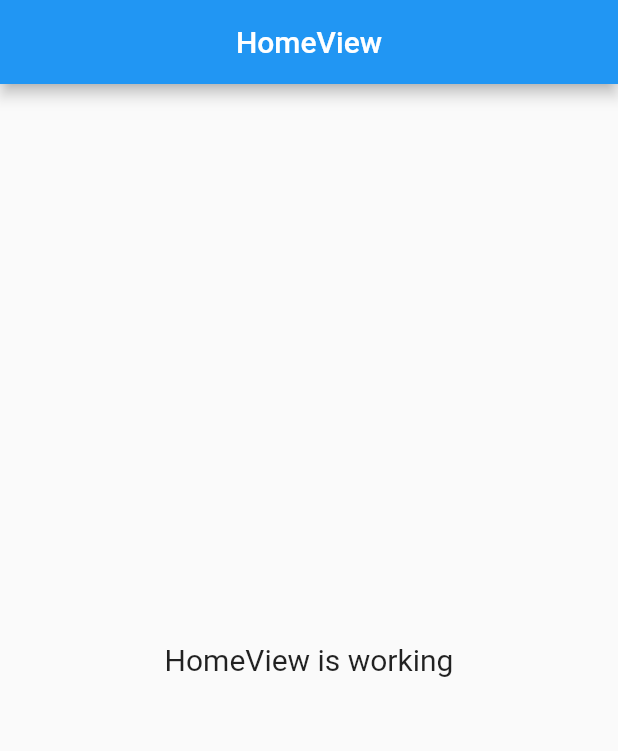
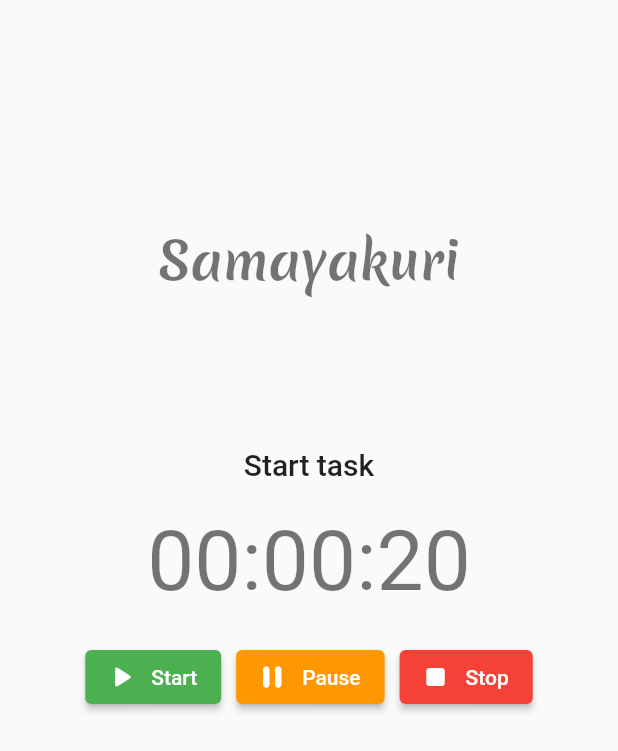
Before and after one commit to anoop-tm/samayakuri, a Flutter app: the screen it shows after launch, on a phone screen of 412 x 824 dp. Shown: the top 751 px of the screen. Run offline on Flutter 3.47's test engine with Material 2 defaults, Android fonts, the phone set to English and light mode, and no system bars; our stand-ins replace get.

Commit message:
Add home page layout

```diff
--- /dev/null
+++ b/lib/app/data/model/time_counter.dart
@@ -0,0 +1,49 @@
+class TimeCounter {
+  DateTime start = DateTime.now();
+  DateTime? end;
+
+  bool _isRunning = false;
+  bool get timerStarted {
+    return _isRunning;
+  }
+
+  int? _hour;
+  String get hour {
+    if (_hour == null && _isRunning == false) return '00';
+    return _hour.toString().padLeft(2, '0');
+  }
+
+  int? _minute;
+  String get minute {
+    if (_minute == null && _isRunning == false) return '00';
+    return _minute.toString().padLeft(2, '0');
+  }
+
+  int? _second;
+  String get second {
+    if (_second == null && _isRunning == false) return '00';
+    return _second.toString().padLeft(2, '0');
+  }
+
+  void calculateElapsedTime() {
+    try {
+      Duration duration = DateTime.now().difference(start);
+      String durationText =
+          duration.toString().split('.').first.padLeft(8, '0');
+      _hour = (int.parse(durationText.split(':')[0]));
+      _minute = (int.parse(durationText.split(':')[1]));
+      _second = (int.parse(durationText.split(':')[2]));
+    } catch (e) {
+      print('[calculateElapsedTime]\n${e.toString()}');
+    }
+  }
+
+  reset(bool flag) {
+    start = DateTime.now();
+    end = null;
+    _hour = 0;
+    _minute = 0;
+    _second = 0;
+    _isRunning = flag;
+  }
+}
--- /dev/null
+++ b/lib/app/data/provider/counter.dart
@@ -0,0 +1 @@
+class CounterSqlClient {}
--- a/lib/app/modules/home/home_binding.dart
+++ b/lib/app/modules/home/home_binding.dart
@@ -4,8 +4,6 @@ import 'package:samayakuri/app/modules/home/home_controller.dart';
 class HomeBinding extends Bindings {
   @override
   void dependencies() {
-    Get.lazyPut<HomeController>(
-      () => HomeController(),
-    );
+    Get.put(HomeController(), permanent: true);
   }
 }
--- a/lib/app/modules/home/home_controller.dart
+++ b/lib/app/modules/home/home_controller.dart
@@ -1,12 +1,14 @@
 import 'package:get/get.dart';
+import 'package:samayakuri/app/data/model/time_counter.dart';
 
 class HomeController extends GetxController {
-  //TODO: Implement HomeController
+  final timeCounter = TimeCounter().obs;
 
-  final count = 0.obs;
   @override
   void onInit() {
     super.onInit();
+
+    interval(timeCounter, (_) => {print("$_ has been changed")});
   }
 
   @override
@@ -16,5 +18,8 @@ class HomeController extends GetxController {
 
   @override
   void onClose() {}
-  void increment() => count.value++;
+
+  onStartClicked() {
+    timeCounter.value.reset(true);
+  }
 }
--- a/lib/app/modules/home/home_view.dart
+++ b/lib/app/modules/home/home_view.dart
@@ -8,15 +8,55 @@ class HomeView extends GetView<HomeController> {
   @override
   Widget build(BuildContext context) {
     return Scaffold(
-      appBar: AppBar(
-        title: Text('HomeView'),
-        centerTitle: true,
-      ),
-      body: Center(
-        child: Text(
-          'HomeView is working',
-          style: TextStyle(fontSize: 20),
-        ),
+      body: Column(
+        // mainAxisAlignment: MainAxisAlignment.center,
+        children: [
+          Flexible(
+            child: FractionallySizedBox(
+              heightFactor: .3,
+            ),
+          ),
+          Text(
+            'Samayakuri',
+            style: Get.textTheme.headline4?.copyWith(fontFamily: 'MeriendaOne'),
+          ),
+          SizedBox(height: 100),
+          Text('Start task', style: Get.textTheme.headline6),
+          SizedBox(height: 20),
+          Text('00:00:20', style: Get.textTheme.headline2),
+          SizedBox(height: 20),
+          Row(
+            mainAxisAlignment: MainAxisAlignment.center,
+            children: [
+              ElevatedButton.icon(
+                onPressed: () {},
+                icon: Icon(Icons.play_arrow_rounded),
+                label: Text('Start'),
+                style: ElevatedButton.styleFrom(
+                  primary: Colors.green,
+                ),
+              ),
+              SizedBox(width: 10),
+              ElevatedButton.icon(
+                onPressed: () {},
+                icon: Icon(Icons.pause_rounded),
+                label: Text('Pause'),
+                style: ElevatedButton.styleFrom(
+                  primary: Colors.orange,
+                ),
+              ),
+              SizedBox(width: 10),
+              ElevatedButton.icon(
+                onPressed: () {},
+                icon: Icon(Icons.stop_rounded),
+                label: Text('Stop'),
+                style: ElevatedButton.styleFrom(
+                  primary: Colors.red,
+                ),
+              ),
+            ],
+          ),
+        ],
       ),
     );
   }
--- a/pubspec.yaml
+++ b/pubspec.yaml
@@ -1,5 +1,5 @@
 name: samayakuri
-version: 1.0.0+1
+version: 0.1.0+1
 publish_to: none
 description: A new Flutter project.
 environment:
@@ -18,3 +18,7 @@ dev_dependencies:
 
 flutter:
   uses-material-design: true
+  fonts:
+    - family: MeriendaOne
+      fonts:
+       - asset: assets/fonts/MeriendaOne-Regular.ttf
```
Also changed, not shown: assets/fonts/MeriendaOne-Regular.ttf (added), 6 other files.
